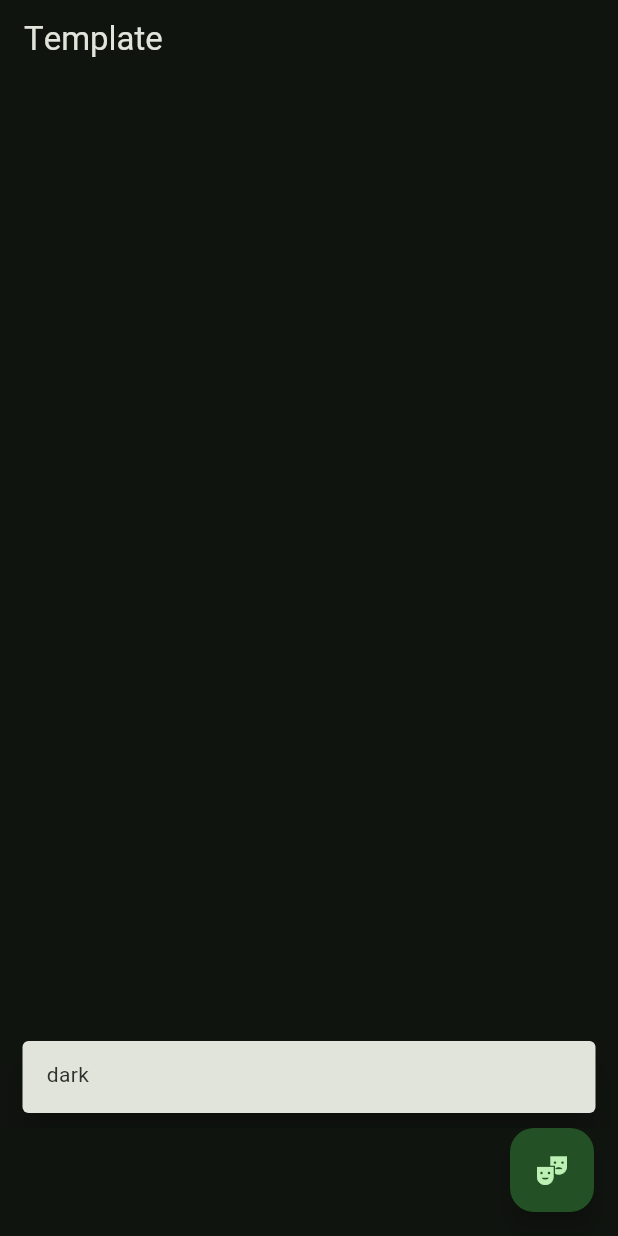
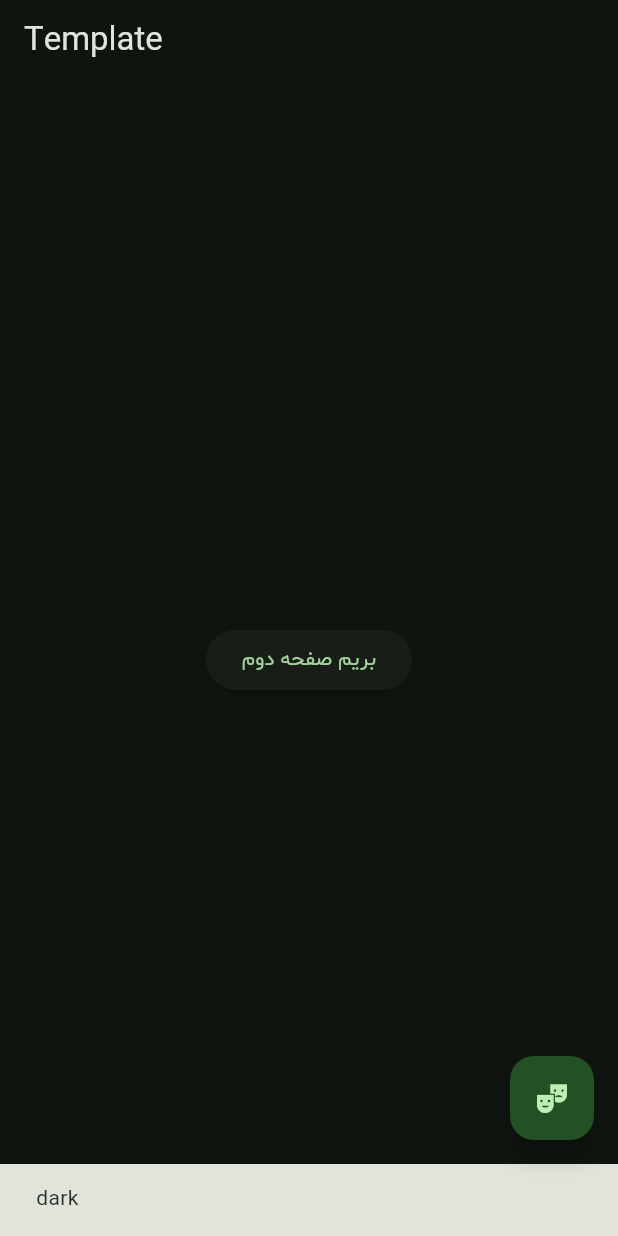
Before and after one commit to kazemini/template, a Flutter app: the MainWrapper screen opened directly, after a tap on the "theater comedy" icon, on a phone screen of 412 x 824 dp. Run offline on Flutter 3.47's test engine with Material 2 defaults, Android fonts, the phone set to English and light mode, and no system bars; our stand-ins replace bloc, flutter_bloc.

Commit message:
custom app_router.dart

```diff
--- /dev/null
+++ b/lib/core/usecase/router_usecase.dart
@@ -0,0 +1,3 @@
+abstract class RouterUsecase<T,P> {
+  void call ({T? param,P name});
+}
--- a/lib/core/widgets/main_wrapper.dart
+++ b/lib/core/widgets/main_wrapper.dart
@@ -1,8 +1,12 @@
 import 'package:flutter/material.dart';
 import 'package:flutter_bloc/flutter_bloc.dart';
 import 'package:template/config/theme/theme_cubit.dart';
+import 'package:template/core/interface/app_router.dart';
 import 'package:template/core/widgets/scaffold_messenger.dart';
+
+
 // TODO this page only for test, pls convert to clean arch :)
+//? contain page route & change theme test ;)
 
 class MainWrapper extends StatefulWidget {
   const MainWrapper({Key? key}) : super(key: key);
@@ -19,7 +23,18 @@ class _MainWrapperState extends State<MainWrapper> {
       body: Padding(
         padding: const EdgeInsets.all(8.0),
         child: Column(
-          children: const [],
+          mainAxisAlignment: MainAxisAlignment.center,
+          children: [
+            Center(
+              child: ElevatedButton(
+                  onPressed: () {
+                    Navigator.of(context).push(AppRouter().call(name: '/second'));
+                  },
+                  child: const Text('بریم صفحه دوم')
+
+              ),
+            )
+          ],
         ),
       ),
       floatingActionButton: BlocConsumer<ThemeCubit, ThemeState>(
--- a/lib/core/widgets/scaffold_messenger.dart
+++ b/lib/core/widgets/scaffold_messenger.dart
@@ -5,7 +5,7 @@ ScaffoldFeatureController<SnackBar, SnackBarClosedReason> scaffoldMessenger(
   return ScaffoldMessenger.of(context).showSnackBar(
     SnackBar(
       content: Text(message),
-      behavior: SnackBarBehavior.floating,
+      behavior: SnackBarBehavior.fixed,
       elevation: 10,
       duration: const Duration(seconds: 2),
     ),
```
Also changed, not shown: lib/core/interface/app_router.dart (added, +19 -0 lines), lib/features/page_two_feature/second_page.dart (added, +12 -0 lines).
